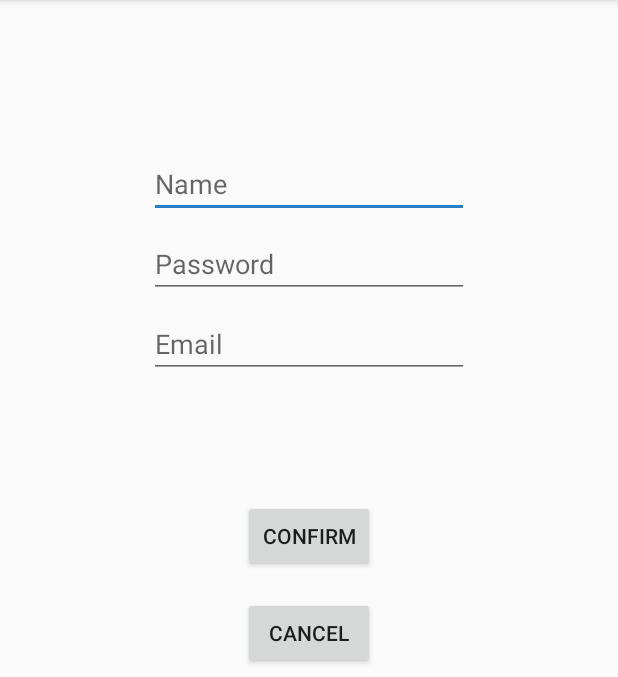
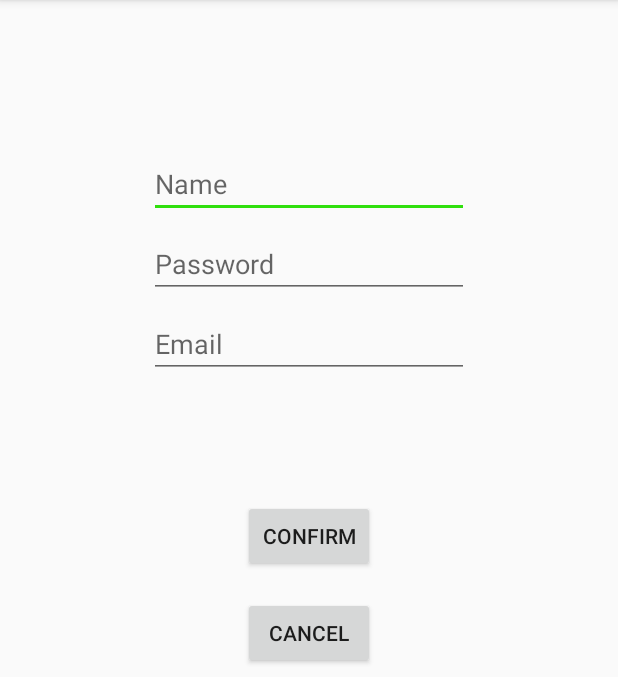
Before and after one commit to AtanasKr/LoginForm, an Android app: the ThirdActivity screen opened directly, with no data from a screen before it, on a phone screen of 412 x 824 dp, the part 84-761 px from its top. Run offline under Robolectric (Android 15) with nearby library versions, the phone set to English and light mode, and no system bars; our stand-ins replace Firebase (no records; nobody signed in at launch, a user with empty details on screens opened directly).

Commit message:
Update colors.xml

```diff
--- a/app/src/main/res/values/colors.xml
+++ b/app/src/main/res/values/colors.xml
@@ -1,6 +1,6 @@
 <?xml version="1.0" encoding="utf-8"?>
 <resources>
     <color name="colorPrimary">#2371C5</color>
-    <color name="colorPrimaryDark">#32A3DF</color>
-    <color name="colorAccent">#287DC4</color>
+    <color name="colorPrimaryDark">#4B4E4E</color>
+    <color name="colorAccent">#30DF0D</color>
 </resources>
```
